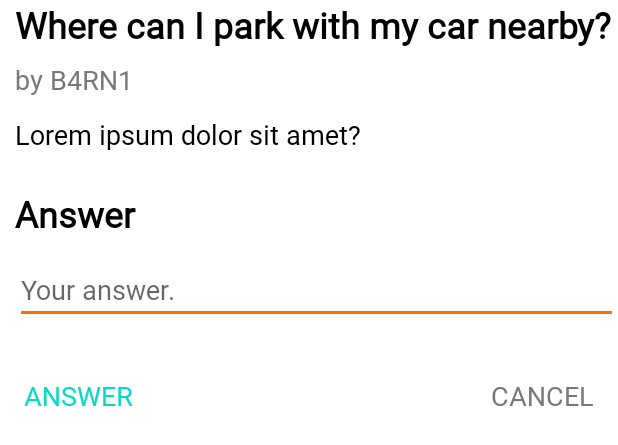
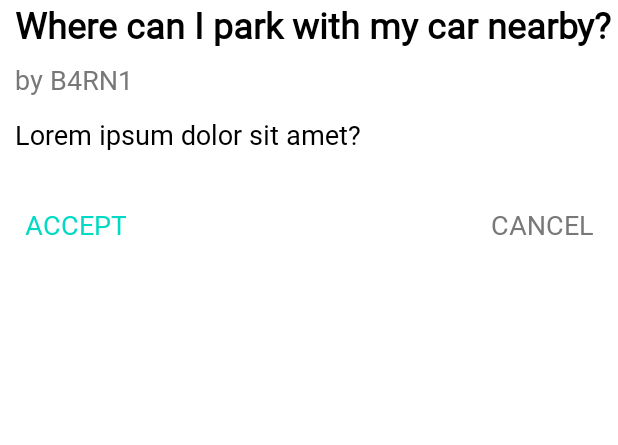
Before and after one commit to Balintus00/together, an Android app: the layout dialogfragment_invitation_responder.xml on its own in the app's theme, with its tools: preview values and no code run, on a phone screen of 412 x 824 dp. Shown: the top 445 px of the screen. Run offline under Robolectric (Android 15) with nearby library versions, the phone set to English and light mode, and no system bars.

Commit message:
EventInvitationFragment view layer implemented

```diff
--- a/app/src/main/java/hu/bme/aut/android/together/features/eventdetails/dialogfragment/EventQuestionResponseDialogFragment.kt
+++ b/app/src/main/java/hu/bme/aut/android/together/features/eventdetails/dialogfragment/EventQuestionResponseDialogFragment.kt
@@ -9,7 +9,7 @@ import hu.bme.aut.android.together.databinding.DialogfragmentEventQuestionRespon
 import hu.bme.aut.android.together.model.EventNewsMessage
 import kotlinx.android.synthetic.main.dialogfragment_event_question_response.*
 
-class EventQuestionResponseDialogFragment(val representedQuestion: EventNewsMessage) : DialogFragment() {
+class EventQuestionResponseDialogFragment(private val representedQuestion: EventNewsMessage) : DialogFragment() {
 
     private lateinit var binding: DialogfragmentEventQuestionResponseBinding
 
@@ -42,7 +42,7 @@ class EventQuestionResponseDialogFragment(val representedQuestion: EventNewsMess
     }
 
     private fun setPositiveButtonBehaviour() {
-        btnAnswer.setOnClickListener {
+        btnAccept.setOnClickListener {
             //TODO sending data to backend...
             dismiss()
         }
--- a/app/src/main/res/layout/dialogfragment_event_question_response.xml
+++ b/app/src/main/res/layout/dialogfragment_invitation_responder.xml
@@ -6,62 +6,43 @@
     android:layout_height="match_parent">
 
     <TextView
-        android:id="@+id/tvQuestionTitle"
+        android:id="@+id/tvInvitationTitle"
         style="@style/AttributeName"
         android:layout_width="match_parent"
         android:layout_height="wrap_content"
-        tools:text="@string/example_question_title"
+        android:text="@string/example_question_title"
         app:layout_constraintTop_toTopOf="parent"
         tools:layout_editor_absoluteX="10dp" />
 
     <TextView
-        android:id="@+id/tvQuestionAuthor"
+        android:id="@+id/tvInvitationSender"
         style="@style/SupportInformationText"
         android:layout_width="match_parent"
         android:layout_height="wrap_content"
         android:layout_marginTop="8dp"
-        tools:text="@string/example_question_author"
-        app:layout_constraintTop_toBottomOf="@+id/tvQuestionTitle"
+        android:text="@string/example_question_author"
+        app:layout_constraintTop_toBottomOf="@+id/tvInvitationTitle"
         tools:layout_editor_absoluteX="10dp" />
 
     <TextView
-        android:id="@+id/tvQuestionDescription"
+        android:id="@+id/tvInvitationDescription"
         style="@style/AttributeData"
         android:layout_width="match_parent"
         android:layout_height="wrap_content"
         android:layout_marginTop="12dp"
-        tools:text="@string/example_detailed_question"
-        app:layout_constraintTop_toBottomOf="@+id/tvQuestionAuthor"
+        android:text="@string/example_detailed_question"
+        app:layout_constraintTop_toBottomOf="@+id/tvInvitationSender"
         tools:layout_editor_absoluteX="10dp" />
 
-    <TextView
-        android:id="@+id/textView29"
-        style="@style/AttributeName"
-        android:layout_width="match_parent"
-        android:layout_height="wrap_content"
-        android:layout_marginTop="24dp"
-        android:text="@string/title_question_response_answer"
-        app:layout_constraintTop_toBottomOf="@+id/tvQuestionDescription"
-        tools:layout_editor_absoluteX="10dp" />
-
-    <EditText
-        android:id="@+id/etEventQuestionAnswer"
-        style="@style/AttributeData"
-        android:layout_width="match_parent"
-        android:layout_height="wrap_content"
-        android:layout_marginTop="12dp"
-        android:hint="@string/hint_question_response_answer"
-        app:layout_constraintTop_toBottomOf="@+id/textView29" />
-
     <Button
-        android:id="@+id/btnAnswer"
+        android:id="@+id/btnAccept"
         style="@style/DialogButtonPositive"
         android:layout_width="wrap_content"
         android:layout_height="wrap_content"
         android:layout_marginTop="24dp"
-        android:text="@string/action_answer"
+        android:text="@string/action_accept"
         app:layout_constraintStart_toStartOf="parent"
-        app:layout_constraintTop_toBottomOf="@id/etEventQuestionAnswer" />
+        app:layout_constraintTop_toBottomOf="@id/tvInvitationDescription" />
 
     <Button
         android:id="@+id/btnCancel"
@@ -71,6 +52,6 @@
         android:layout_marginTop="24dp"
         android:text="@string/cancel"
         app:layout_constraintEnd_toEndOf="parent"
-        app:layout_constraintTop_toBottomOf="@id/etEventQuestionAnswer" />
+        app:layout_constraintTop_toBottomOf="@id/tvInvitationDescription" />
 
 </androidx.constraintlayout.widget.ConstraintLayout>
--- a/app/src/main/res/menu/profile_toolbar_menu.xml
+++ b/app/src/main/res/menu/profile_toolbar_menu.xml
@@ -6,5 +6,9 @@
         android:icon="@drawable/ic_action_settings"
         android:title="@string/profile_option_title_settings"
         app:showAsAction="always"/>
-
+    <item
+        android:id="@+id/actionInvitations"
+        android:icon="@drawable/ic_action_inbox"
+        android:title="@string/profile_option_event_invitations"
+        app:showAsAction="ifRoom"/>
 </menu>
--- a/app/src/main/res/values/strings.xml
+++ b/app/src/main/res/values/strings.xml
@@ -186,4 +186,8 @@
     <string name="attribute_photo_modify_event">Photo</string>
     <string name="action_upload_new_picture">Upload new picture</string>
     <string name="attribute_description_event_modification">Description</string>
+    <string name="profile_option_event_invitations">Event invitations</string>
+    <string name="title_invitations">Invitations</string>
+    <string name="title_incoming_invitations">Incoming invitations</string>
+    <string name="action_accept">Accept</string>
 </resources>
```
Also changed, not shown: app/src/main/java/hu/bme/aut/android/together/features/profile/dialogfragment/InvitationResponderDialogFragment.kt (added, +47 -0 lines), app/src/main/java/hu/bme/aut/android/together/features/profile/fragment/EventInvitationsFragment.kt (added, +52 -0 lines), app/src/main/java/hu/bme/aut/android/together/features/profile/fragment/ProfileFragment.kt (+23 -0 lines), app/src/main/res/layout/fragment_event_invitations.xml (added, +30 -0 lines), app/src/main/res/layout/fragment_profile.xml (+0 -11 lines), app/src/main/res/navigation/mobile_navigation.xml (+8 -0 lines).
